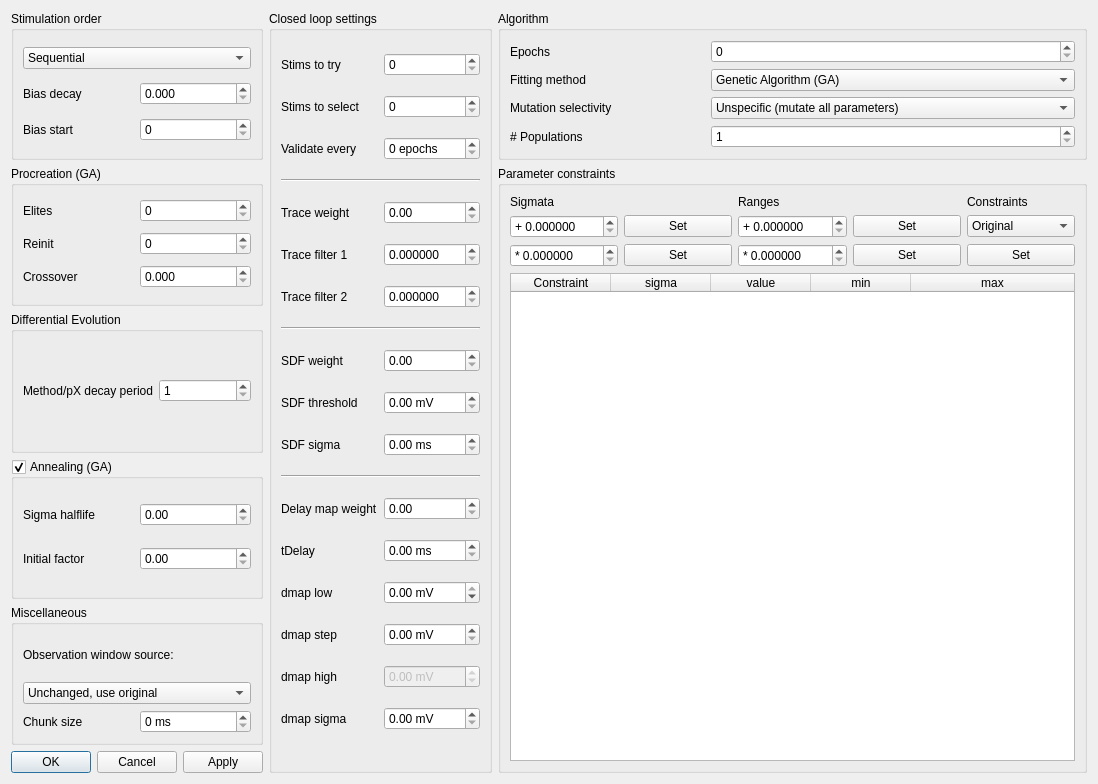
The window that src/gui/gafittersettingsdialog.ui (CompEphys-team/rtdo) describes before a commit, drawn with Qt 5.
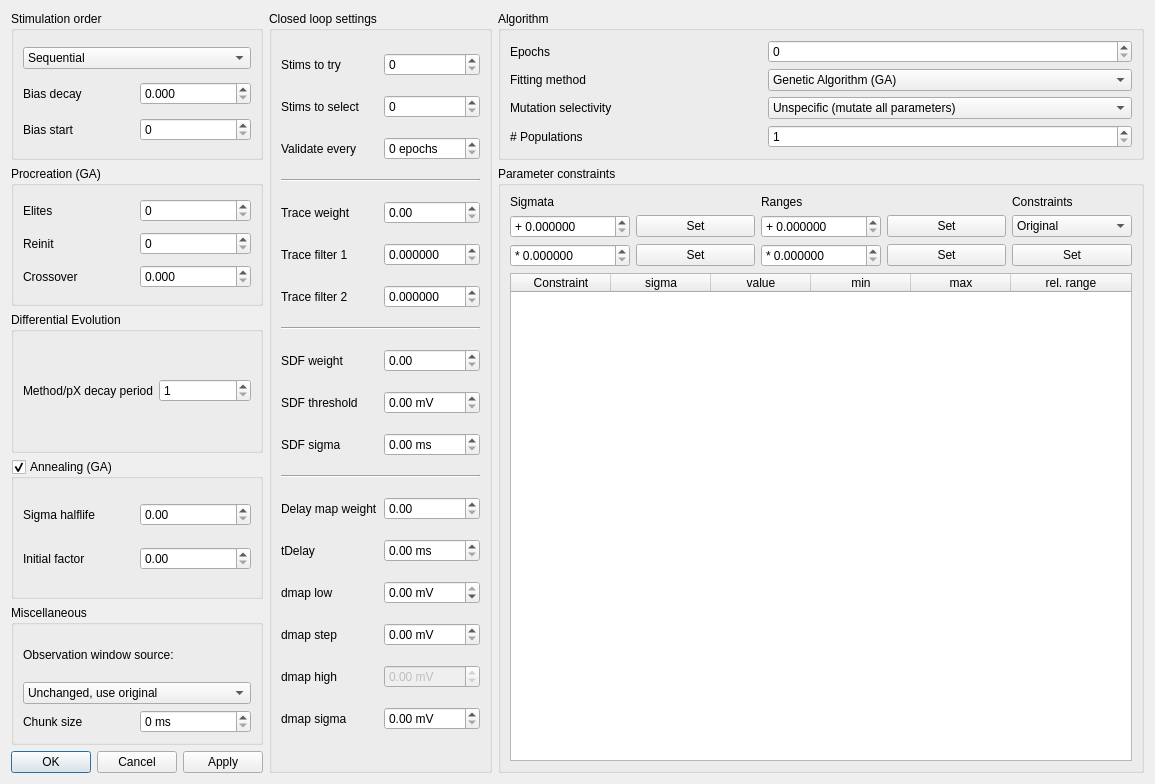
The same window after the commit.

Commit message: Gafs relative range display

Patch:
```diff
--- a/src/gui/gafittersettingsdialog.ui
+++ b/src/gui/gafittersettingsdialog.ui
@@ -6,7 +6,7 @@
    <rect>
     <x>0</x>
     <y>0</y>
-    <width>1098</width>
+    <width>1155</width>
     <height>784</height>
    </rect>
   </property>
@@ -542,6 +542,11 @@
           <string>max</string>
          </property>
         </column>
+        <column>
+         <property name="text">
+          <string>rel. range</string>
+         </property>
+        </column>
        </widget>
       </item>
       <item row="0" column="4">
```
The commit also changes 1 other file.
